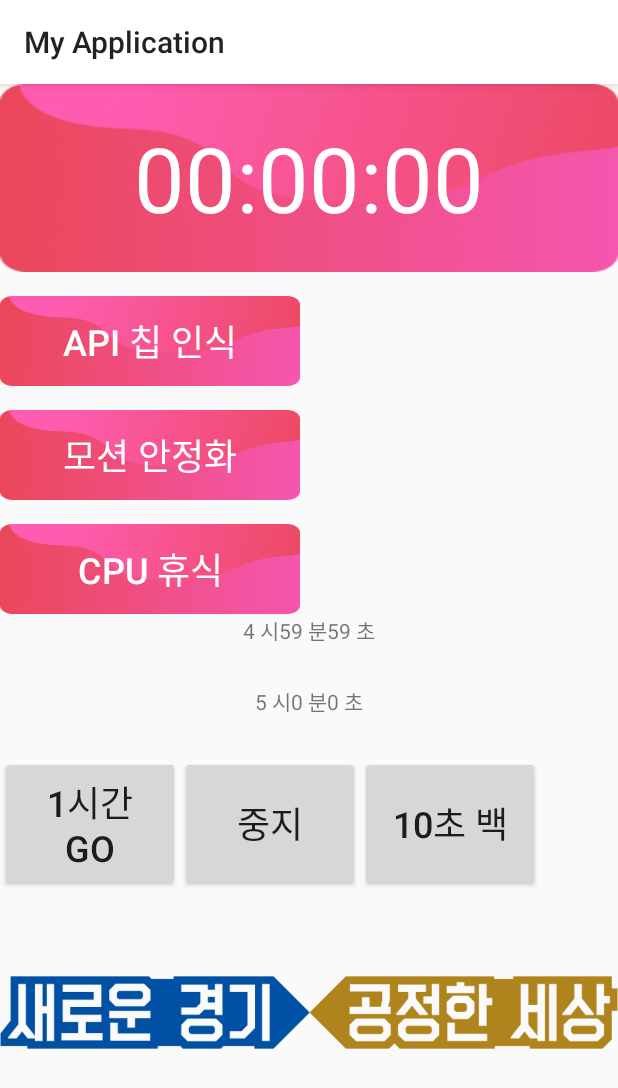
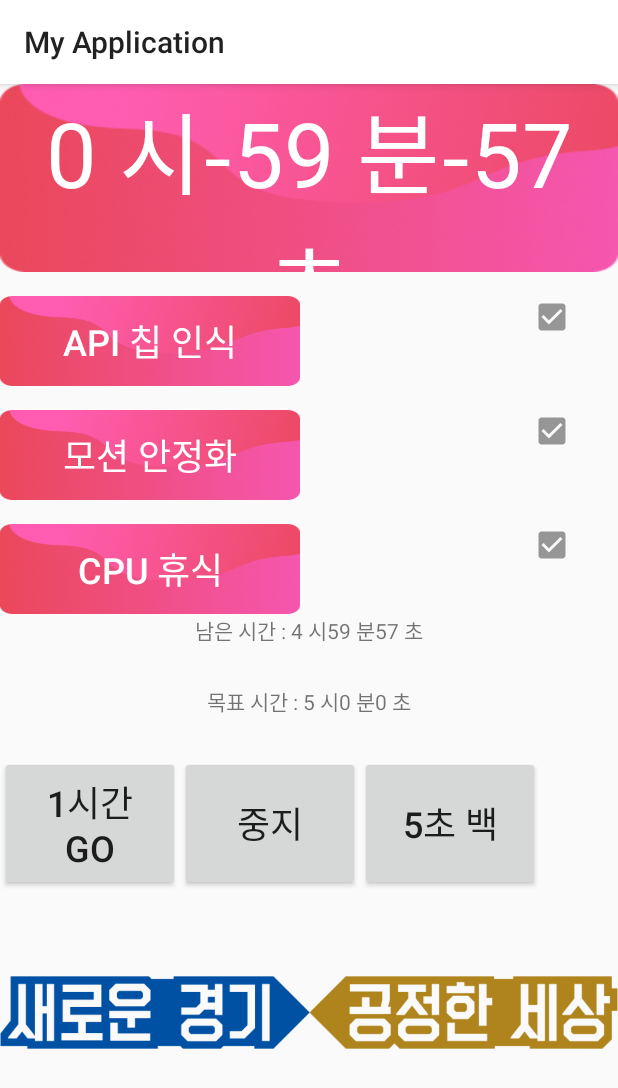
Before and after one commit to cokemania2/TimeManagementApp, an Android app: the restAcitivity screen opened directly, with no data from a screen before it, after a tap on "1시간 GO", on a phone screen of 412 x 824 dp. Shown: the top 1088 px of the screen. Run offline under Robolectric (Android 15) with nearby library versions, the phone set to English and light mode, and no system bars; 3 other taps on this screen came first.

Commit message:
휴식부분 DB연동전

```diff
--- a/app/build.gradle
+++ b/app/build.gradle
@@ -54,14 +54,12 @@ dependencies {
     androidTestImplementation 'androidx.test:runner:1.2.0'
     androidTestImplementation 'androidx.test.espresso:espresso-core:3.2.0'
     implementation 'androidx.cardview:cardview:1.0.0'
-<<<<<<< HEAD
     implementation 'com.squareup.okhttp3:okhttp:3.10.0'
     implementation "io.aergo:heraj-transport:1.1.0"
     implementation "io.aergo:heraj-wallet:1.1.0"
     implementation "io.aergo:heraj-smart-contract:1.1.0"
     implementation "io.aergo:heraj-common:1.1.0"
     implementation "io.aergo:heraj-util:1.1.0"
-=======
     implementation 'androidx.recyclerview:recyclerview:1.0.0'
     implementation 'com.android.support:multidex:1.0.3'
 
@@ -71,5 +69,4 @@ dependencies {
     implementation 'io.aergo:heraj-transport:1.1.0'
     implementation 'io.aergo:heraj-wallet:1.1.0'
     implementation 'io.aergo:heraj-smart-contract:1.1.0'
->>>>>>> f5b3f254f5b06f0c8d94ae6b584211f290dda61f
 }
--- a/app/src/main/AndroidManifest.xml
+++ b/app/src/main/AndroidManifest.xml
@@ -1,7 +1,6 @@
 <?xml version="1.0" encoding="utf-8"?>
 <manifest xmlns:android="http://schemas.android.com/apk/res/android"
     package="com.example.myapplication">
-    <uses-permission android:name="android.permission.INTERNET"/>
 
     <application
         android:allowBackup="true"
@@ -10,6 +9,7 @@
         android:roundIcon="@mipmap/ic_launcher_round"
         android:supportsRtl="true"
         android:theme="@style/AppTheme">
+        <activity android:name=".activity_popup"></activity>
         <activity android:name=".Info" />
         <activity android:name=".SplahScreenActivity2" />
         <activity android:name=".setTimeActivity" />
@@ -29,4 +29,6 @@
         <activity android:name=".register" />
     </application>
 
+    <uses-permission android:name="android.permission.INTERNET" />
+
 </manifest>
--- a/app/src/main/java/com/example/myapplication/restAcitivity.java
+++ b/app/src/main/java/com/example/myapplication/restAcitivity.java
@@ -1,6 +1,5 @@
 package com.example.myapplication;
 
-import androidx.appcompat.app.AppCompatActivity;
 
 import android.os.Bundle;
 import android.os.CountDownTimer;
@@ -10,10 +9,7 @@ import android.widget.Button;
 import android.widget.CheckBox;
 import android.widget.TextView;
 
-import java.text.NumberFormat;
-import java.text.SimpleDateFormat;
-import java.util.Calendar;
-import java.util.Date;
+import androidx.appcompat.app.AppCompatActivity;
 
 public class restAcitivity extends AppCompatActivity {
     TextView timer;
@@ -21,11 +17,19 @@ public class restAcitivity extends AppCompatActivity {
     Button btnstart;
     //TextView datetext;
     Button btnstop;
+    CheckBox chk1;
+    CheckBox chk2;
+    CheckBox chk3;
+
+    TextView gonetime;
+
     boolean remain;
     long sec;
     long stopsec;
     //목표 휴식시간
     long goal;
+
+    boolean pause_or_go;
 
     protected void onCreate(Bundle savedInstanceState) {
         super.onCreate(savedInstanceState);
@@ -33,9 +37,17 @@ public class restAcitivity extends AppCompatActivity {
         //datetext = (TextView)findViewById(R.id.datetime);
         timer = (TextView)findViewById(R.id.restTime);
         btnstart = (Button)findViewById(R.id.button3);
-        btnstop = (Button)findViewById(R.id.button4);
+        btnstop = (Button)findViewById(R.id.button7);
+
+        gonetime = (TextView)findViewById(R.id.goneTime);
+        chk1 = (CheckBox)findViewById(R.id.check1);
+        chk2 = (CheckBox)findViewById(R.id.check2);
+        chk3 = (CheckBox)findViewById(R.id.check3);
+
         remain = false;
+        pause_or_go = false;
 
+        btnstop.setClickable(false);
 
         //클릭리스너
 
@@ -84,33 +96,64 @@ public class restAcitivity extends AppCompatActivity {
         */
     }
     public void timerStart(View v){
+        if((chk1.isChecked() == chk2.isChecked()) && (chk3.isChecked() == true) && (chk1.isChecked()==chk3.isChecked())) {
             if(remain==false) {
+                pause_or_go = true; //중단 가능하게 된 상태가 됨.
                 //DB에서 휴식시간 가져와서 넣기
-            CDT = new MyTimer(goal+1000, 1000);
+                CDT = new MyTimer(goal + 1000, 1000);
                 CDT.start();
+                btnstop.setText("중지");
+                btnstop.setClickable(true);
             }
             else {
+                pause_or_go = true;
                 CDT = new MyTimer(goal, 1000);
                 CDT.start();
+                btnstop.setText("중지");
+                btnstop.setClickable(true);
             }
         }
-    public void timerPause(View v){
+        else{
+            if(pause_or_go==true){
                 btnstart.setClickable(true);
                 btnstop.setClickable(false);
                 remain = true;
                 stopsec = sec;
                 timer.setText(stopsec / 3600 + " 시" + (stopsec % 3600 / 60) + " 분" + stopsec % 3600 % 60 + " 초");
                 CDT.cancel();
+                chk1.setChecked(false);
+                chk2.setChecked(false);
+                chk3.setChecked(false);
+                pause_or_go=false;
+            }
+        }
+    }
+    public void timerPause(View v){
+        if(pause_or_go==true) {
+            btnstart.setClickable(true);
+            btnstop.setClickable(false);
+            remain = true;
+            stopsec = sec;
+            timer.setText(stopsec / 3600 + " 시" + (stopsec % 3600 / 60) + " 분" + stopsec % 3600 % 60 + " 초");
+            CDT.cancel();
+            chk1.setChecked(false);
+            chk2.setChecked(false);
+            chk3.setChecked(false);
+            pause_or_go=false;
+        }
+        else{
+
+        }
     }
 
     public void timerFast(View v){
         goal=goal-(3600*1000);
-        timer.setText(goal / 3600000 + " 시" + (goal % 3600000 / 60) + " 분" + goal % 3600000 % 60 + " 초");
+        timer.setText(goal / 3600000 + " 시" + (goal % 3600 / 60000) + " 분" + goal/1000 % 3600 % 60 + " 초");
     }
 
     public void timerBack(View v){
-        goal=goal+(10*1000);
-        timer.setText(goal / 3600000 + " 시" + (goal % 3600000 / 60) + " 분" + goal % 3600000 % 60 + " 초");
+        goal=goal+(5*1000);
+        timer.setText(goal/1000 / 3600 + " 시" + (goal/1000 % 3600 / 60) + " 분" + goal/1000 % 3600 % 60 + " 초");
     }
 
     public class MyTimer extends CountDownTimer{
@@ -122,15 +165,23 @@ public class restAcitivity extends AppCompatActivity {
         public void onTick(long millisUntilFinished) {
             Log.d("ontick","in");
             long t = millisUntilFinished / 1000;
+            sec = t;
             timer.setText(t / 3600 + " 시" + (t % 3600 / 60) + " 분" + t % 3600 % 60 + " 초");
-            sec = t;
+            long t2 = goal/1000 - t;
+            gonetime.setText(t2 / 3600 + " 시" + (t2 % 3600 / 60) + " 분" + t2 % 3600 % 60 + " 초");
+            if(t==1){
+                t=0;
+            }
             btnstart.setClickable(false);
             btnstop.setClickable(true);
         }
 
         public void onFinish() {
+            long t=0;
+            timer.setText("0 시 0 분 0 초");
 
-
+            activity_popup e = activity_popup.getInstance();
+            e.show(getSupportFragmentManager(),activity_popup.TAG_EVENT_DIALOG);
         }
     }
 }
--- a/app/src/main/res/layout/activity_rest_acitivity.xml
+++ b/app/src/main/res/layout/activity_rest_acitivity.xml
@@ -13,6 +13,7 @@
         android:gravity="top"
         >
         <TextView
+            android:id="@+id/goneTime"
             android:layout_width="match_parent"
             android:layout_height="125dp"
             android:background="@drawable/bg"
@@ -31,7 +32,7 @@
         android:orientation="horizontal"
         >
         <LinearLayout
-            android:layout_width="match_parent"
+            android:layout_width="wrap_content"
             android:layout_height="wrap_content"
             android:gravity="left"
         >
@@ -44,19 +45,22 @@
                 android:background="@drawable/bg"
                 android:text="API 칩 인식"
                 android:textColor="#FFFFFF"
-                android:textSize="24dp" />
+                android:textSize="24dp"
+                />
         </LinearLayout>
         <LinearLayout
             android:layout_width="match_parent"
             android:layout_height="wrap_content"
             android:gravity="right"
             >
-            <Button
+            <CheckBox
                 android:id="@+id/check1"
                 android:layout_width="60dp"
                 android:layout_height="60dp"
                 android:onClick="timerStart"
-                android:background="@drawable/bg"
+                android:background="@drawable/cb_check_on_off"
+                android:textColor="#FFFFFF"
+                android:textSize="36dp"
                 tools:ignore="MissingConstraints" />
         </LinearLayout>
     </LinearLayout>
@@ -67,7 +71,7 @@
         android:orientation="horizontal"
         >
         <LinearLayout
-            android:layout_width="match_parent"
+            android:layout_width="wrap_content"
             android:layout_height="wrap_content"
             android:gravity="left"
             >
@@ -78,7 +82,6 @@
                 android:layout_height="60dp"
                 android:layout_marginTop="16dp"
                 android:background="@drawable/bg"
-                android:onClick="timerStart"
                 android:text="모션 안정화"
                 android:textColor="#FFFFFF"
                 android:textSize="24dp" />
@@ -88,12 +91,12 @@
             android:layout_height="wrap_content"
             android:gravity="right"
             >
-            <Button
+            <CheckBox
                 android:id="@+id/check2"
                 android:layout_width="60dp"
                 android:layout_height="60dp"
                 android:onClick="timerStart"
-                android:background="@drawable/bg"
+                android:background="@drawable/cb_check_on_off"
                 tools:ignore="MissingConstraints" />
         </LinearLayout>
     </LinearLayout>
@@ -103,7 +106,7 @@
         android:orientation="horizontal"
         >
         <LinearLayout
-            android:layout_width="match_parent"
+            android:layout_width="wrap_content"
             android:layout_height="wrap_content"
             android:gravity="left"
             >
@@ -123,12 +126,12 @@
             android:layout_height="wrap_content"
             android:gravity="right"
             >
-            <Button
+            <CheckBox
                 android:id="@+id/check3"
                 android:layout_width="60dp"
                 android:layout_height="60dp"
                 android:onClick="timerStart"
-                android:background="@drawable/bg"
+                android:background="@drawable/cb_check_on_off"
                 tools:ignore="MissingConstraints" />
         </LinearLayout>
     </LinearLayout>
@@ -137,24 +140,48 @@
         android:layout_height="wrap_content"
         android:gravity="center_horizontal"
         >
+        <LinearLayout
+            android:layout_width="wrap_content"
+            android:layout_height="wrap_content">
+            <TextView
+                android:layout_width="wrap_content"
+                android:layout_height="wrap_content"
+                android:text="남은 시간 : "/>
+        </LinearLayout>
+        <LinearLayout
+            android:layout_width="wrap_content"
+            android:layout_height="wrap_content">
             <TextView
                 android:id="@+id/restTime"
                 android:layout_width="wrap_content"
                 android:layout_height="35dp"
                 android:layout_marginBottom="12dp"
                 android:text="TextView"/>
+        </LinearLayout>
     </LinearLayout>
     <LinearLayout
         android:layout_width="match_parent"
         android:layout_height="wrap_content"
         android:gravity="center_horizontal"
         >
+        <LinearLayout
+            android:layout_width="wrap_content"
+            android:layout_height="wrap_content">
+            <TextView
+                android:layout_width="wrap_content"
+                android:layout_height="wrap_content"
+                android:text="목표 시간 : "/>
+        </LinearLayout>
+        <LinearLayout
+            android:layout_width="wrap_content"
+            android:layout_height="wrap_content">
         <TextView
             android:id="@+id/targetTime"
             android:layout_width="wrap_content"
             android:layout_height="35dp"
             android:layout_marginBottom="12dp"
             android:text="TextView"/>
+        </LinearLayout>
     </LinearLayout>
 
     <LinearLayout
@@ -203,7 +230,7 @@
                 android:layout_marginBottom="28dp"
                 android:clickable="false"
                 android:onClick="timerBack"
-                android:text="10초 백"
+                android:text="5초 백"
                 android:textSize="24dp"/>
         </LinearLayout>
     </LinearLayout>
```
Also changed, not shown: app/src/main/java/com/example/myapplication/MainActivity.java (+0 -8 lines), app/src/main/java/com/example/myapplication/activity_popup.java (added, +37 -0 lines), app/src/main/res/layout/activity_popup.xml (added, +28 -0 lines). Lines whose indentation alone changed are shown as unchanged.
